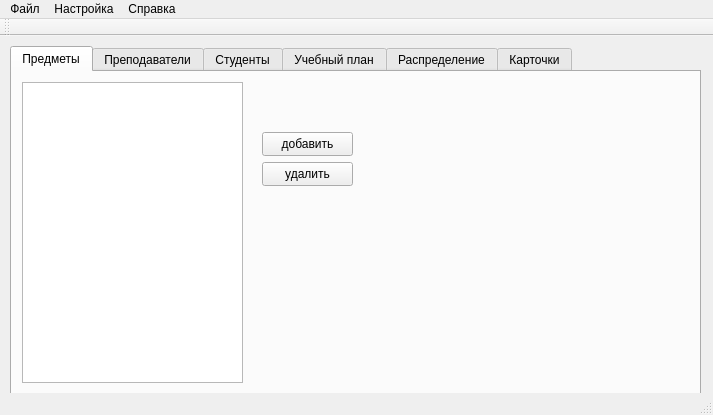
alexeypertcev/ksu-ivt-nagruzka, file mainwindow.ui: the form before one commit.
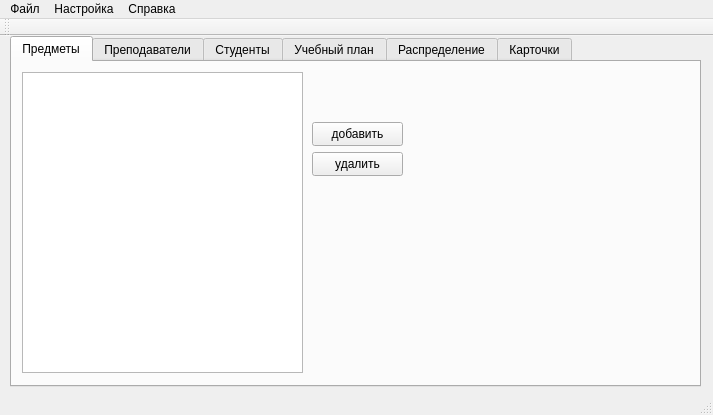
The form after the commit.

What changed in the file:
```diff
--- a/mainwindow.ui
+++ b/mainwindow.ui
@@ -18,7 +18,7 @@
     <property name="geometry">
      <rect>
       <x>10</x>
-      <y>10</y>
+      <y>0</y>
       <width>691</width>
       <height>351</height>
      </rect>
@@ -33,7 +33,7 @@
      <widget class="QPushButton" name="pushButton_3">
       <property name="geometry">
        <rect>
-        <x>250</x>
+        <x>300</x>
         <y>60</y>
         <width>91</width>
         <height>24</height>
@@ -48,7 +48,7 @@
        <rect>
         <x>10</x>
         <y>10</y>
-        <width>221</width>
+        <width>281</width>
         <height>301</height>
        </rect>
       </property>
@@ -56,7 +56,7 @@
      <widget class="QPushButton" name="pushButton_2">
       <property name="geometry">
        <rect>
-        <x>250</x>
+        <x>300</x>
         <y>90</y>
         <width>91</width>
         <height>24</height>
```
